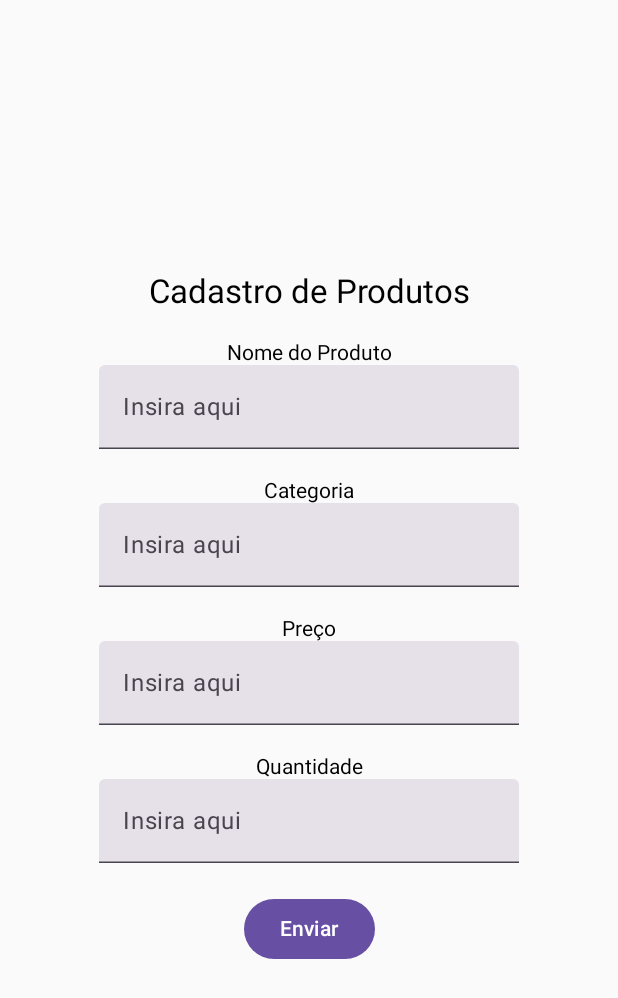
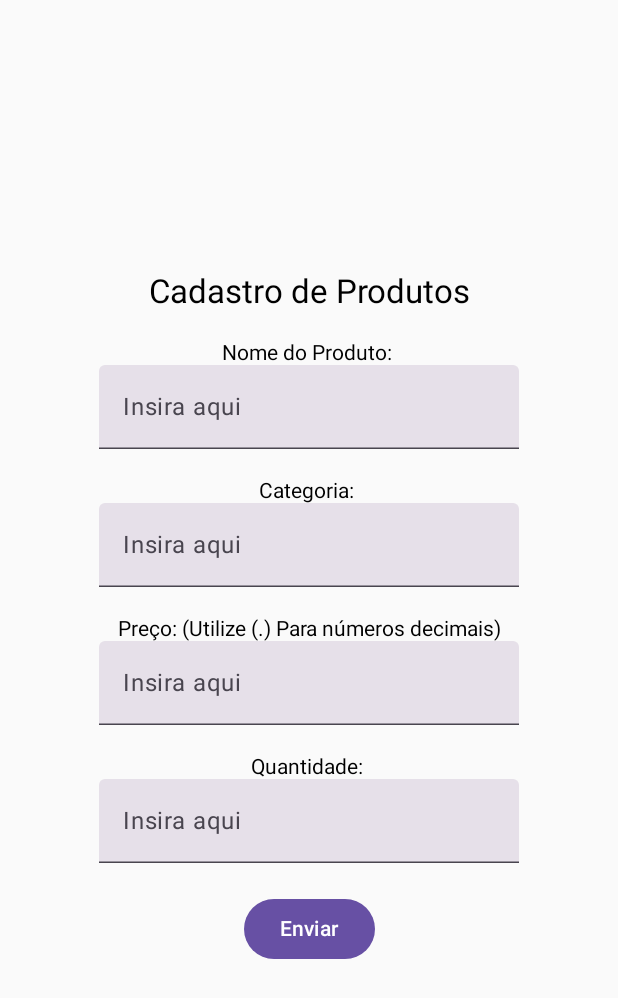
Before and after one commit to BritoMited/ProvaKotlin, an Android app built with Jetpack Compose: the screen it shows after launch (MainActivity), on a phone screen of 412 x 824 dp. Shown: the top 998 px of the screen. Run offline under Robolectric (Android 15) with nearby library versions, the phone set to English and light mode, and no system bars.

Commit message:
polimento de layout

```diff
--- a/app/src/main/java/com/example/prova_kotlin/MainActivity.kt
+++ b/app/src/main/java/com/example/prova_kotlin/MainActivity.kt
@@ -12,6 +12,7 @@ import androidx.compose.foundation.layout.fillMaxWidth
 import androidx.compose.foundation.layout.height
 import androidx.compose.foundation.lazy.LazyColumn
 import androidx.compose.foundation.lazy.items
+import androidx.compose.foundation.text.KeyboardOptions
 import androidx.compose.material3.Button
 import androidx.compose.material3.ExperimentalMaterial3Api
 import androidx.compose.material3.Text
@@ -25,6 +26,7 @@ import androidx.compose.runtime.setValue
 import androidx.compose.ui.Alignment
 import androidx.compose.ui.Modifier
 import androidx.compose.ui.platform.LocalContext
+import androidx.compose.ui.text.input.KeyboardType
 import androidx.compose.ui.text.style.TextAlign
 import androidx.compose.ui.unit.dp
 import androidx.compose.ui.unit.sp
@@ -64,23 +66,23 @@ fun LayoutCadastroProduto(navController: NavController, listaProduto: MutableLis
 
         Spacer(modifier = Modifier.height(20.dp))
 
-        Text(text = "Nome do Produto")
+        Text(text = "Nome do Produto: ")
         TextField(value = nome, onValueChange = { nome = it }, label = { Text(text = "Insira aqui") })
 
         Spacer(modifier = Modifier.height(20.dp))
 
-        Text(text = "Categoria")
+        Text(text = "Categoria: ")
         TextField(value = categoria, onValueChange = { categoria = it }, label = { Text(text = "Insira aqui") })
 
         Spacer(modifier = Modifier.height(20.dp))
 
-        Text(text = "Preço")
-        TextField(value = preco, onValueChange = { preco = it }, label = { Text(text = "Insira aqui") })
+        Text(text = "Preço: (Utilize (.) Para números decimais)")
+        TextField(value = preco, onValueChange = { preco = it }, label = { Text(text = "Insira aqui") },  keyboardOptions = KeyboardOptions(keyboardType = KeyboardType.Number))
 
         Spacer(modifier = Modifier.height(20.dp))
 
-        Text(text = "Quantidade")
-        TextField(value = quantidade, onValueChange = { quantidade = it }, label = { Text(text = "Insira aqui") })
+        Text(text = "Quantidade: ")
+        TextField(value = quantidade, onValueChange = { quantidade = it }, label = { Text(text = "Insira aqui") },  keyboardOptions = KeyboardOptions(keyboardType = KeyboardType.Number))
 
         Spacer(modifier = Modifier.height(20.dp))
 
@@ -111,18 +113,19 @@ fun LayoutCadastroProduto(navController: NavController, listaProduto: MutableLis
 fun LayoutListaProdutos(navController : NavController, produtos: List<Produto>) {
 
     Column(
-        verticalArrangement = Arrangement.Center,
+        modifier = Modifier.fillMaxSize(),
+        ///verticalArrangement = Arrangement.Center,
         horizontalAlignment = Alignment.CenterHorizontally
     ) {
-        LazyColumn(modifier = Modifier.fillMaxWidth()){
+        LazyColumn() {
 
-            items(produtos){
-                    produto ->
+            items(produtos) { produto ->
 
 
                 Spacer(modifier = Modifier.height(20.dp))
 
-                    Text(text = "Produto: ${produto.nome} Quantidade: (${produto.quantidade})")
+                Text(text = "Produto: ${produto.nome} " +
+                        "\nQuantidade: (${produto.quantidade})")
 
                 Button(onClick = {
 
@@ -136,8 +139,6 @@ fun LayoutListaProdutos(navController : NavController, produtos: List<Produto>)
                     Text(text = "Ver detalhes")
                 }
 
-
-
             }
 
         }
@@ -145,9 +146,9 @@ fun LayoutListaProdutos(navController : NavController, produtos: List<Produto>)
 
     Column(
         modifier = Modifier.fillMaxSize(),
-        verticalArrangement = Arrangement.Center,
+        verticalArrangement = Arrangement.Bottom,
         horizontalAlignment = Alignment.CenterHorizontally
-    )  {
+    ) {
 
         Button(onClick = {
             navController.popBackStack()
@@ -159,16 +160,8 @@ fun LayoutListaProdutos(navController : NavController, produtos: List<Produto>)
             navController.navigate("estatisticasProdutos")
         }) {
             Text(text = "Estatísticas")
-
         }
-
     }
-
-
-
-
-
-
 }
 
 @Composable
```
Lines whose indentation alone changed are shown as unchanged.
